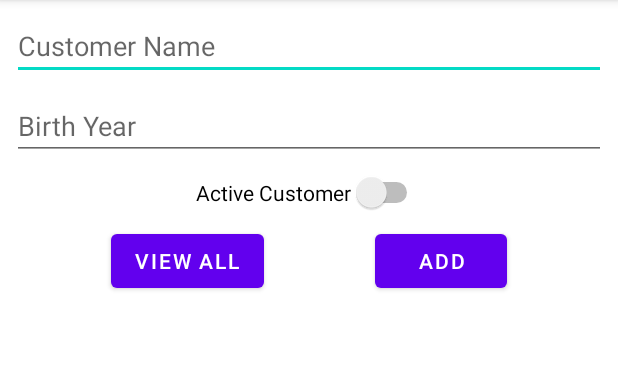
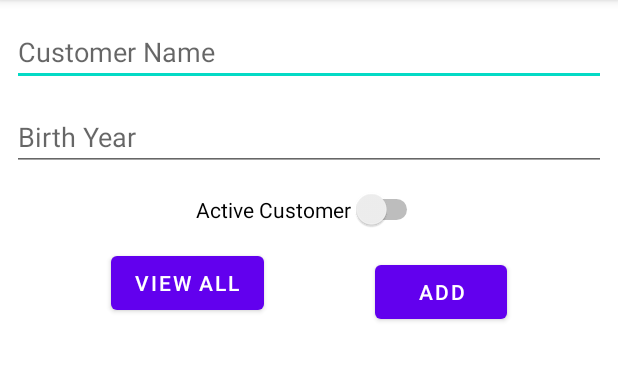
Before and after one commit to TorosK/FCC_SQLite_demo, an Android app: the screen it shows after launch (MainActivity), after a tap on "VIEW ALL", on a phone screen of 412 x 824 dp, the part 84-465 px from its top. Run offline under Robolectric (Android 15) with nearby library versions, the phone set to English and light mode, and no system bars.

Commit message:
1:15:30 keyboard screen push up components database same entry, new entries dont register

```diff
--- a/app/src/main/java/com/example/fcc_sqlite_demo/MainActivity.java
+++ b/app/src/main/java/com/example/fcc_sqlite_demo/MainActivity.java
@@ -4,6 +4,7 @@ import androidx.appcompat.app.AppCompatActivity;
 
 import android.os.Bundle;
 import android.view.View;
+import android.widget.ArrayAdapter;
 import android.widget.Button;
 import android.widget.EditText;
 import android.widget.ListView;
@@ -67,6 +68,9 @@ public class MainActivity extends AppCompatActivity {
 
             List<CustomerModel> all = dataBaseHelper.getAll();
 
+            ArrayAdapter customerArrayAdapter = new ArrayAdapter<CustomerModel>(MainActivity.this, android.R.layout.simple_list_item_1, all);
+            listViewCustomerList.setAdapter(customerArrayAdapter);
+
             Toast.makeText(MainActivity.this, all.toString(), Toast.LENGTH_SHORT).show();
         });
     }
--- a/app/src/main/res/layout/activity_main.xml
+++ b/app/src/main/res/layout/activity_main.xml
@@ -11,11 +11,11 @@
         android:layout_width="0dp"
         android:layout_height="wrap_content"
         android:layout_marginStart="8dp"
-        android:layout_marginTop="8dp"
         android:layout_marginEnd="8dp"
         android:ems="10"
         android:hint="@string/CustomerName"
         android:inputType="textPersonName"
+        app:layout_constraintBottom_toTopOf="@+id/editText_birthYear"
         app:layout_constraintEnd_toEndOf="parent"
         app:layout_constraintStart_toStartOf="parent"
         app:layout_constraintTop_toTopOf="parent" />
@@ -25,11 +25,11 @@
         android:layout_width="0dp"
         android:layout_height="wrap_content"
         android:layout_marginStart="8dp"
-        android:layout_marginTop="8dp"
         android:layout_marginEnd="8dp"
         android:ems="10"
         android:hint="@string/BirthYear"
         android:inputType="number"
+        app:layout_constraintBottom_toTopOf="@+id/switch_activeCustomer"
         app:layout_constraintEnd_toEndOf="parent"
         app:layout_constraintStart_toStartOf="parent"
         app:layout_constraintTop_toBottomOf="@+id/editText_customerName" />
@@ -39,9 +39,9 @@
         android:layout_width="wrap_content"
         android:layout_height="wrap_content"
         android:layout_marginStart="8dp"
-        android:layout_marginTop="8dp"
         android:layout_marginEnd="8dp"
         android:text="@string/ActiveCustomer"
+        app:layout_constraintBottom_toTopOf="@+id/button_viewAll"
         app:layout_constraintEnd_toEndOf="parent"
         app:layout_constraintStart_toStartOf="parent"
         app:layout_constraintTop_toBottomOf="@+id/editText_birthYear" />
@@ -50,8 +50,8 @@
         android:id="@+id/button_viewAll"
         android:layout_width="wrap_content"
         android:layout_height="wrap_content"
-        android:layout_marginTop="8dp"
         android:text="@string/buttonViewAll"
+        app:layout_constraintBottom_toTopOf="@+id/listView_customerList"
         app:layout_constraintEnd_toStartOf="@+id/buttonAdd"
         app:layout_constraintStart_toStartOf="parent"
         app:layout_constraintTop_toBottomOf="@+id/switch_activeCustomer" />
@@ -61,6 +61,7 @@
         android:layout_width="wrap_content"
         android:layout_height="wrap_content"
         android:text="@string/buttonAdd"
+        app:layout_constraintBottom_toTopOf="@+id/listView_customerList"
         app:layout_constraintEnd_toEndOf="parent"
         app:layout_constraintStart_toEndOf="@id/button_viewAll"
         app:layout_constraintTop_toTopOf="@+id/button_viewAll" />
```
